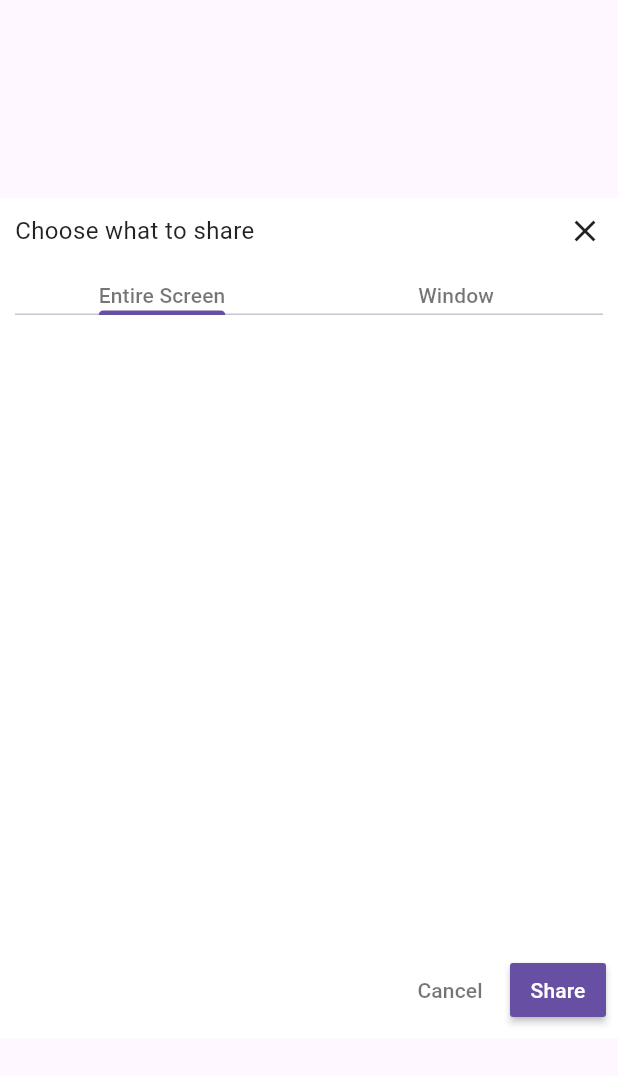
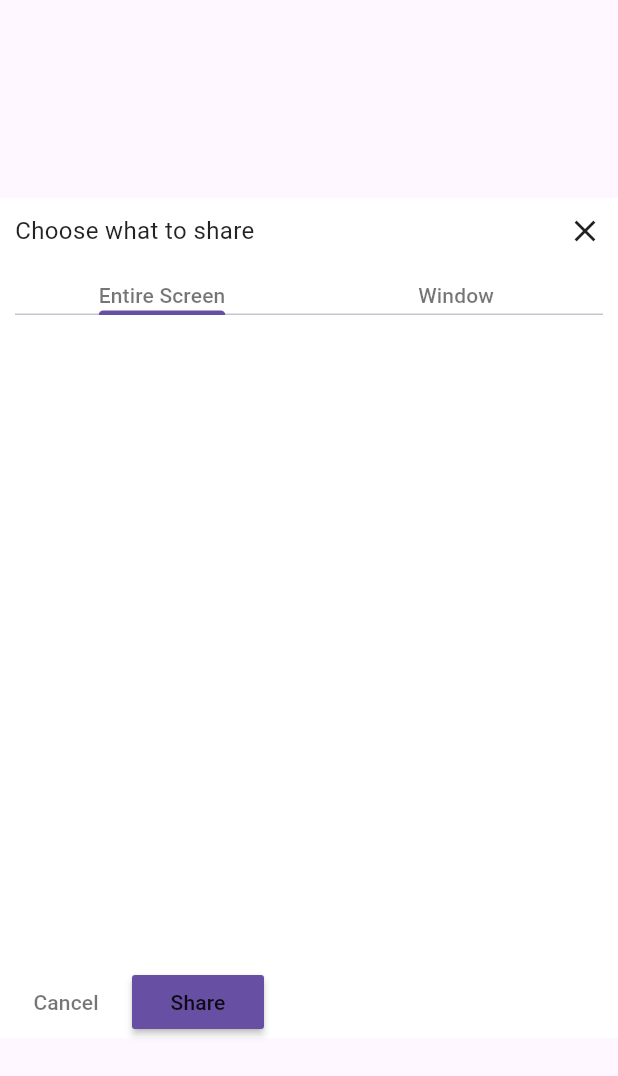
Before and after one commit to peiffer-innovations/screen_streamer, a Flutter app: the _ScreenSelectContainer widget shown alone on an empty page, opened directly, on a phone screen of 412 x 824 dp. Shown: the top 1076 px of the screen. Run offline on Flutter 3.47's test engine with Material 3 defaults, Android fonts, the phone set to English and light mode, and no system bars; our stand-ins replace device_info_plus; missing offline and left inert: flutter_background_service, flutter_webrtc, sdp_transform; statements that could not run were skipped.

Commit message:
fixed analysis issues

```diff
--- a/lib/src/web_rtc/screen_select_dialog.dart
+++ b/lib/src/web_rtc/screen_select_dialog.dart
@@ -239,7 +239,7 @@ class _ScreenSelectContainerState extends State<_ScreenSelectContainer> {
           ),
           SizedBox(
             width: double.infinity,
-            child: ButtonBar(
+            child: OverflowBar(
               children: <Widget>[
                 MaterialButton(
                   child: const Text(
--- a/pubspec.yaml
+++ b/pubspec.yaml
@@ -1,7 +1,7 @@
 name: 'screen_streamer'
 description: "A library that can stream an android, ios, etc. Flutter application's screen using WebRTC"
 homepage: 'https://github.com/peiffer-innovations/screen_streamer'
-version: '1.0.1+8'
+version: '1.0.2'
 
 environment:
   sdk: '>=3.0.0 <4.0.0'
```
Also changed, not shown: 1 other file.
